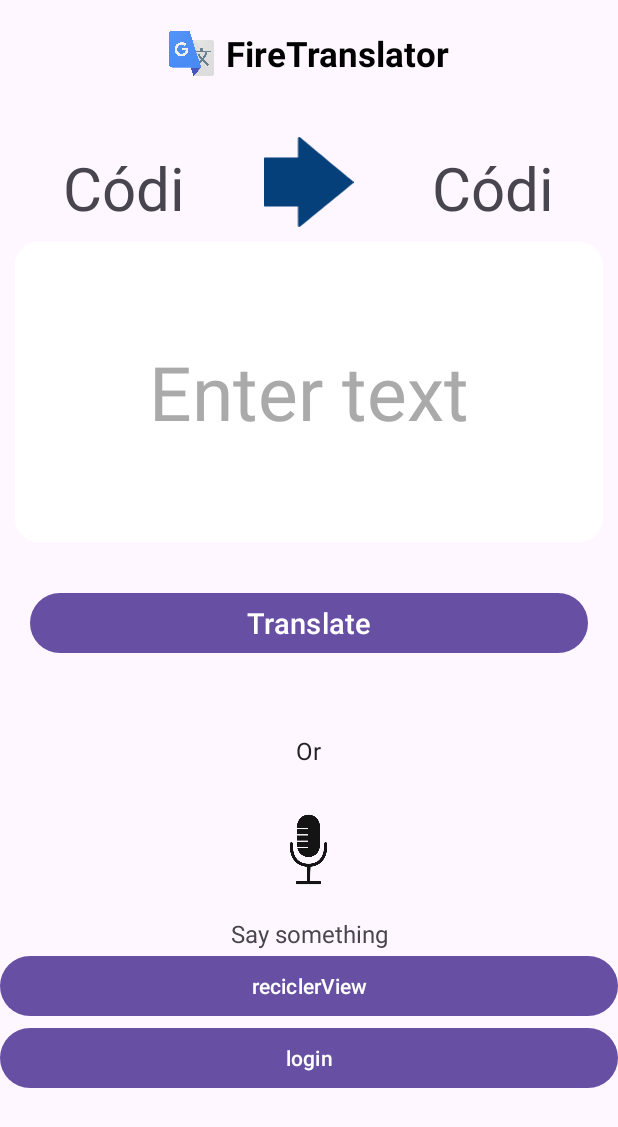
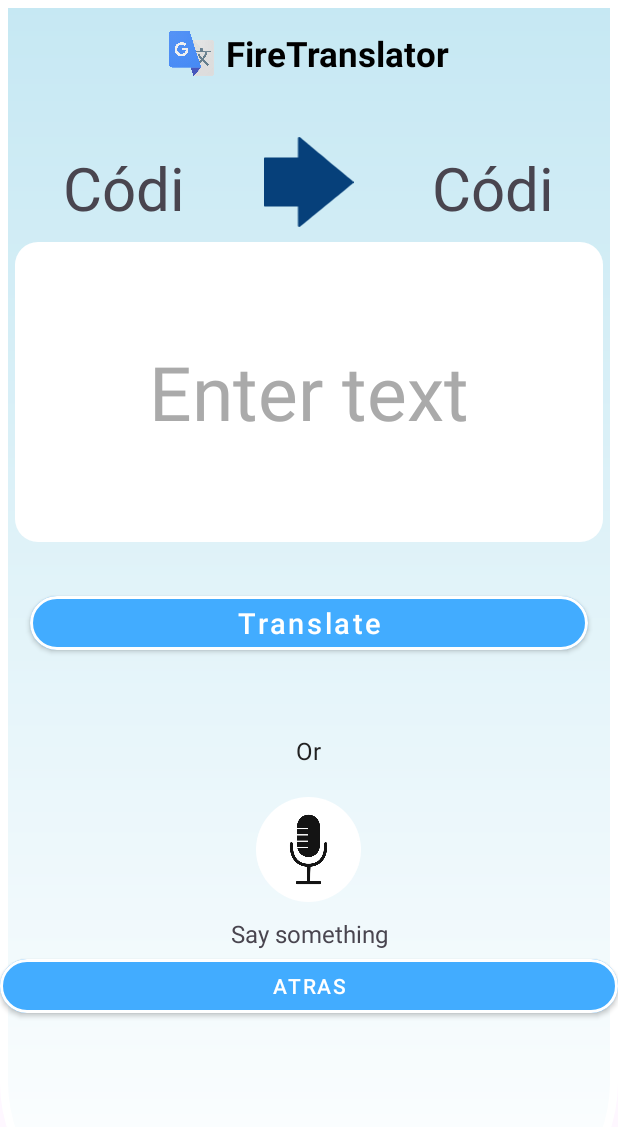
Before and after one commit to azubillagasdam1/LinguaForge, an Android app: the TraductorActivity screen opened directly, with no data from a screen before it, on a phone screen of 412 x 824 dp. Shown: the top 1127 px of the screen. Run offline under Robolectric (Android 15) with nearby library versions, the phone set to English and light mode, and no system bars; our stand-ins replace Firebase (no records; nobody signed in at launch, a user with empty details on screens opened directly).

Commit message:
Mejorado diseño TraductorActivity

```diff
--- a/app/src/main/java/com/example/linguaforge/activitys/TraductorActivity.kt
+++ b/app/src/main/java/com/example/linguaforge/activitys/TraductorActivity.kt
@@ -39,7 +39,7 @@ class TraductorActivity : AppCompatActivity() {
 
     override fun onCreate(savedInstanceState: Bundle?) {
         super.onCreate(savedInstanceState)
-        setContentView(R.layout.activity_main)
+        setContentView(R.layout.activity_traductor)
         idioma1 = intent.getStringExtra("idioma1") ?: ""
         idioma2 = intent.getStringExtra("idioma2") ?: ""
         clave = intent.getStringExtra("clave") ?: ""
@@ -150,16 +150,9 @@ class TraductorActivity : AppCompatActivity() {
     }
 
 
-    fun irRecicler(view: View) {
-        val intent = Intent(this, IdiomaActivity::class.java)
-        startActivity(intent)
-        finish()
-    }
 
-    fun irLogin(view: View) {
-        val intent = Intent(this, LoginActivity::class.java)
-        startActivity(intent)
-        finish()
+    fun irAtras(view: View) {
+        onBackPressed()
     }
 
 }
--- /dev/null
+++ b/app/src/main/res/drawable/style_background_circle.xml
@@ -0,0 +1,8 @@
+<?xml version="1.0" encoding="utf-8"?>
+<shape xmlns:android="http://schemas.android.com/apk/res/android"
+    android:shape="oval">
+    <solid android:color="#FFFFFF"/>
+    <size
+        android:width="70dp"
+        android:height="70dp"/>
+</shape>
--- /dev/null
+++ b/app/src/main/res/drawable/style_blue_button.xml
@@ -0,0 +1,8 @@
+<?xml version="1.0" encoding="utf-8"?>
+<shape xmlns:android="http://schemas.android.com/apk/res/android">
+    <solid android:color="#42ACFF"/> <!-- Azul claro -->
+    <stroke
+        android:width="2dp"
+        android:color="#FFFFFF"/> <!-- Borde blanco -->
+    <corners android:radius="100dp"/> <!-- Esquinas redondeadas -->
+</shape>
--- a/app/src/main/res/layout/activity_main.xml
+++ /dev/null
@@ -1,188 +0,0 @@
-<?xml version="1.0" encoding="utf-8"?>
-<ScrollView xmlns:android="http://schemas.android.com/apk/res/android"
-    xmlns:app="http://schemas.android.com/apk/res-auto"
-    xmlns:tools="http://schemas.android.com/tools"
-    android:id="@+id/main"
-    android:layout_width="match_parent"
-    android:layout_height="match_parent"
-    tools:context=".activitys.TraductorActivity">
-
-    <!-- Contenedor LinearLayout principal -->
-    <LinearLayout
-        android:orientation="vertical"
-        android:layout_width="match_parent"
-        android:layout_height="wrap_content"
-        android:gravity="center">
-
-        <!-- Primer LinearLayout horizontal -->
-        <LinearLayout
-            android:orientation="horizontal"
-            android:layout_marginStart="20dp"
-            android:layout_marginEnd="20dp"
-            android:layout_marginTop="20dp"
-            android:layout_width="match_parent"
-            android:layout_height="wrap_content"
-            android:gravity="center">
-
-            <ImageView
-                android:layout_width="30dp"
-                android:layout_height="30dp"
-                android:src="@drawable/translate"
-                android:layout_gravity="center"
-                android:layout_marginEnd="4dp" />
-
-            <TextView
-                android:layout_width="wrap_content"
-                android:layout_height="wrap_content"
-                android:text="FireTranslator"
-                android:textColor="@color/black"
-                android:textStyle="bold"
-                android:layout_marginStart="4dp"
-                android:textSize="23sp"
-                android:layout_gravity="center" />
-        </LinearLayout>
-
-        <!-- Segundo LinearLayout horizontal -->
-        <LinearLayout
-            android:orientation="horizontal"
-            android:layout_marginStart="20dp"
-            android:layout_marginEnd="20dp"
-            android:layout_marginTop="40dp"
-            android:weightSum="3"
-            android:layout_width="match_parent"
-            android:layout_height="60dp">
-
-            <TextView
-                android:layout_width="0dp"
-                android:layout_height="wrap_content"
-                android:layout_weight="1"
-                android:id="@+id/idioma1TextView"
-                android:layout_margin="3dp"
-                android:padding="3dp"
-                android:text=""
-                android:textSize="40dp"
-                android:textAlignment="center"
-                android:layout_gravity="center" />
-
-            <ImageView
-                android:layout_width="0dp"
-                android:layout_height="wrap_content"
-                android:layout_weight="1"
-                android:src="@drawable/svg_flecha_derecha"
-                android:layout_gravity="center" />
-
-            <TextView
-                android:layout_width="0dp"
-                android:layout_height="wrap_content"
-                android:layout_weight="1"
-                android:id="@+id/idioma2TextView"
-                android:layout_margin="3dp"
-                android:padding="3dp"
-                android:text=""
-                android:textAlignment="center"
-                android:textSize="40dp"
-                android:layout_gravity="center" />
-        </LinearLayout>
-
-        <com.google.android.material.textfield.TextInputEditText
-            android:layout_width="match_parent"
-            android:layout_height="200dp"
-            android:layout_margin="10dp"
-            android:id="@+id/idEditSource"
-            android:hint="Enter text"
-            android:ems="10"
-            android:importantForAutofill="no"
-            android:inputType="textMultiLine"
-            android:textColor="@color/black"
-            android:textSize="50sp"
-            android:textAlignment="center"
-            android:gravity="center"
-            android:background="@drawable/background"
-            android:textColorHint="@color/colorSecondary" />
-
-
-        <com.google.android.material.button.MaterialButton
-            android:layout_width="match_parent"
-            android:layout_height="wrap_content"
-            android:layout_margin="20dp"
-            android:id="@+id/idBtnTranslation"
-            android:text="Translate"
-            android:textSize="19sp"
-            android:textAllCaps="false" />
-
-
-        <RelativeLayout
-            android:layout_width="match_parent"
-            android:layout_height="wrap_content"
-            android:layout_marginTop="10dp"
-            android:layout_marginStart="20dp"
-            android:layout_marginEnd="20dp"
-            android:layout_gravity="center">
-
-            <TextView
-                android:id="@+id/idTranslatedTV"
-                android:layout_width="match_parent"
-                android:layout_height="wrap_content"
-                android:background="@drawable/background"
-                android:elevation="3dp"
-                android:textAlignment="center"
-                android:padding="16sp"
-                android:textSize="30sp"
-                android:textColor="@color/colorPrimary"
-                android:letterSpacing="0.03"
-                android:visibility="gone"
-              />
-            <ImageView
-                android:id="@+id/idPapeleraImageView"
-                android:layout_width="61dp"
-                android:layout_height="45dp"
-                android:elevation="3dp"
-                android:layout_alignParentTop="true"
-                android:layout_alignParentEnd="true"
-                android:visibility="gone"
-                android:src="@drawable/svg_papelera" />
-
-        </RelativeLayout>
-
-
-        <TextView
-            android:layout_width="wrap_content"
-            android:layout_height="wrap_content"
-            android:text="Or"
-            android:textSize="16sp"
-            android:textColor="@color/colorPrimaryDark"
-            android:layout_gravity="center"
-            android:layout_marginTop="20dp" />
-
-
-        <ImageView
-            android:layout_width="70dp"
-            android:layout_height="70dp"
-            android:src="@drawable/voice"
-            android:padding="4dp"
-            android:id="@+id/idIVMic"
-            android:layout_gravity="center"
-            android:layout_marginTop="20dp" />
-        <TextView
-            android:layout_width="match_parent"
-            android:layout_height="wrap_content"
-            android:text="Say something"
-            android:textSize="16sp"
-            android:layout_gravity="center"
-            android:layout_marginTop="10dp"
-            android:textAlignment="center" />
-
-<Button
-    android:layout_width="match_parent"
-    android:layout_height="match_parent"
-    android:text="reciclerView"
-    android:clickable="true"
-    android:onClick="irRecicler"/>
-        <Button
-            android:layout_width="match_parent"
-            android:layout_height="match_parent"
-            android:text="login"
-            android:clickable="true"
-            android:onClick="irLogin"/>
-    </LinearLayout>
-</ScrollView>
--- /dev/null
+++ b/app/src/main/res/layout/activity_traductor.xml
@@ -0,0 +1,190 @@
+<?xml version="1.0" encoding="utf-8"?>
+<ScrollView xmlns:android="http://schemas.android.com/apk/res/android"
+    xmlns:app="http://schemas.android.com/apk/res-auto"
+    xmlns:tools="http://schemas.android.com/tools"
+    android:id="@+id/main"
+    android:layout_width="match_parent"
+    android:layout_height="match_parent"
+    android:background="@drawable/style_background_fragment"
+    tools:context=".activitys.TraductorActivity">
+
+    <!-- Contenedor LinearLayout principal -->
+    <LinearLayout
+        android:layout_width="match_parent"
+        android:layout_height="wrap_content"
+        android:gravity="center"
+        android:orientation="vertical">
+
+        <!-- Primer LinearLayout horizontal -->
+        <LinearLayout
+            android:layout_width="match_parent"
+            android:layout_height="wrap_content"
+            android:layout_marginStart="20dp"
+            android:layout_marginTop="20dp"
+            android:layout_marginEnd="20dp"
+            android:gravity="center"
+            android:orientation="horizontal">
+
+            <ImageView
+                android:layout_width="30dp"
+                android:layout_height="30dp"
+                android:layout_gravity="center"
+                android:layout_marginEnd="4dp"
+                android:src="@drawable/translate" />
+
+            <TextView
+                android:layout_width="wrap_content"
+                android:layout_height="wrap_content"
+                android:layout_gravity="center"
+                android:layout_marginStart="4dp"
+                android:text="FireTranslator"
+                android:textColor="@color/black"
+                android:textSize="23sp"
+                android:textStyle="bold" />
+        </LinearLayout>
+
+        <!-- Segundo LinearLayout horizontal -->
+        <LinearLayout
+            android:layout_width="match_parent"
+            android:layout_height="60dp"
+            android:layout_marginStart="20dp"
+            android:layout_marginTop="40dp"
+            android:layout_marginEnd="20dp"
+            android:orientation="horizontal"
+            android:weightSum="3">
+
+            <TextView
+                android:id="@+id/idioma1TextView"
+                android:layout_width="0dp"
+                android:layout_height="wrap_content"
+                android:layout_gravity="center"
+                android:layout_margin="3dp"
+                android:layout_weight="1"
+                android:padding="3dp"
+                android:text=""
+                android:textAlignment="center"
+                android:textSize="40dp" />
+
+            <ImageView
+                android:layout_width="0dp"
+                android:layout_height="wrap_content"
+                android:layout_gravity="center"
+                android:layout_weight="1"
+                android:src="@drawable/svg_flecha_derecha" />
+
+            <TextView
+                android:id="@+id/idioma2TextView"
+                android:layout_width="0dp"
+                android:layout_height="wrap_content"
+                android:layout_gravity="center"
+                android:layout_margin="3dp"
+                android:layout_weight="1"
+                android:padding="3dp"
+                android:text=""
+                android:textAlignment="center"
+                android:textSize="40dp" />
+        </LinearLayout>
+
+        <com.google.android.material.textfield.TextInputEditText
+            android:id="@+id/idEditSource"
+            android:layout_width="match_parent"
+            android:layout_height="200dp"
+            android:layout_margin="10dp"
+            android:background="@drawable/background"
+            android:ems="10"
+            android:gravity="center"
+            android:hint="Enter text"
+            android:importantForAutofill="no"
+            android:inputType="textMultiLine"
+            android:textAlignment="center"
+            android:textColor="@color/black"
+            android:textColorHint="@color/colorSecondary"
+            android:textSize="50sp" />
+
+
+        <com.google.android.material.button.MaterialButton
+            android:id="@+id/idBtnTranslation"
+            style="@style/CustomMaterialButton"
+            android:layout_width="match_parent"
+            android:layout_height="wrap_content"
+            android:layout_margin="20dp"
+            android:text="Translate"
+            android:textAllCaps="false"
+            android:textSize="19sp" />
+
+
+
+        <RelativeLayout
+            android:layout_width="match_parent"
+            android:layout_height="wrap_content"
+            android:layout_gravity="center"
+            android:layout_marginStart="20dp"
+            android:layout_marginTop="10dp"
+            android:layout_marginEnd="20dp">
+
+            <TextView
+                android:id="@+id/idTranslatedTV"
+                android:layout_width="match_parent"
+                android:layout_height="wrap_content"
+                android:background="@drawable/background"
+                android:elevation="3dp"
+                android:letterSpacing="0.03"
+                android:padding="16sp"
+                android:textAlignment="center"
+                android:textColor="@color/colorPrimary"
+                android:textSize="30sp"
+                android:visibility="gone" />
+
+            <ImageView
+                android:id="@+id/idPapeleraImageView"
+                android:layout_width="61dp"
+                android:layout_height="45dp"
+                android:layout_alignParentTop="true"
+                android:layout_alignParentEnd="true"
+                android:elevation="3dp"
+                android:src="@drawable/svg_papelera"
+                android:visibility="gone" />
+
+        </RelativeLayout>
+
+
+        <TextView
+            android:layout_width="wrap_content"
+            android:layout_height="wrap_content"
+            android:layout_gravity="center"
+            android:layout_marginTop="20dp"
+            android:text="Or"
+            android:textColor="@color/colorPrimaryDark"
+            android:textSize="16sp" />
+
+
+        <ImageView
+            android:id="@+id/idIVMic"
+            android:layout_width="70dp"
+            android:layout_height="70dp"
+            android:layout_gravity="center"
+            android:layout_marginTop="20dp"
+            android:background="@drawable/style_background_circle"
+            android:padding="4dp"
+            android:src="@drawable/voice" />
+
+
+        <TextView
+            android:layout_width="match_parent"
+            android:layout_height="wrap_content"
+            android:layout_gravity="center"
+            android:layout_marginTop="10dp"
+            android:text="Say something"
+            android:textAlignment="center"
+            android:textSize="16sp" />
+
+
+        <Button
+            android:layout_width="match_parent"
+            android:layout_height="match_parent"
+            style="@style/CustomMaterialButton"
+            android:clickable="true"
+            android:onClick="irAtras"
+            android:text="atras" />
+    </LinearLayout>
+</ScrollView>
--- a/app/src/main/res/values/styles.xml
+++ b/app/src/main/res/values/styles.xml
@@ -5,4 +5,11 @@
         <item name="android:textAlignment">center</item>
         <item name="android:padding">8dp</item>
     </style>
+    <style name="CustomMaterialButton" parent="Widget.MaterialComponents.Button">
+        <item name="backgroundTint">#42ACFF</item>
+        <item name="strokeColor">#FFFFFF</item>
+        <item name="strokeWidth">2dp</item>
+        <item name="cornerRadius">50dp</item>
+    </style>
+
 </resources>
```
